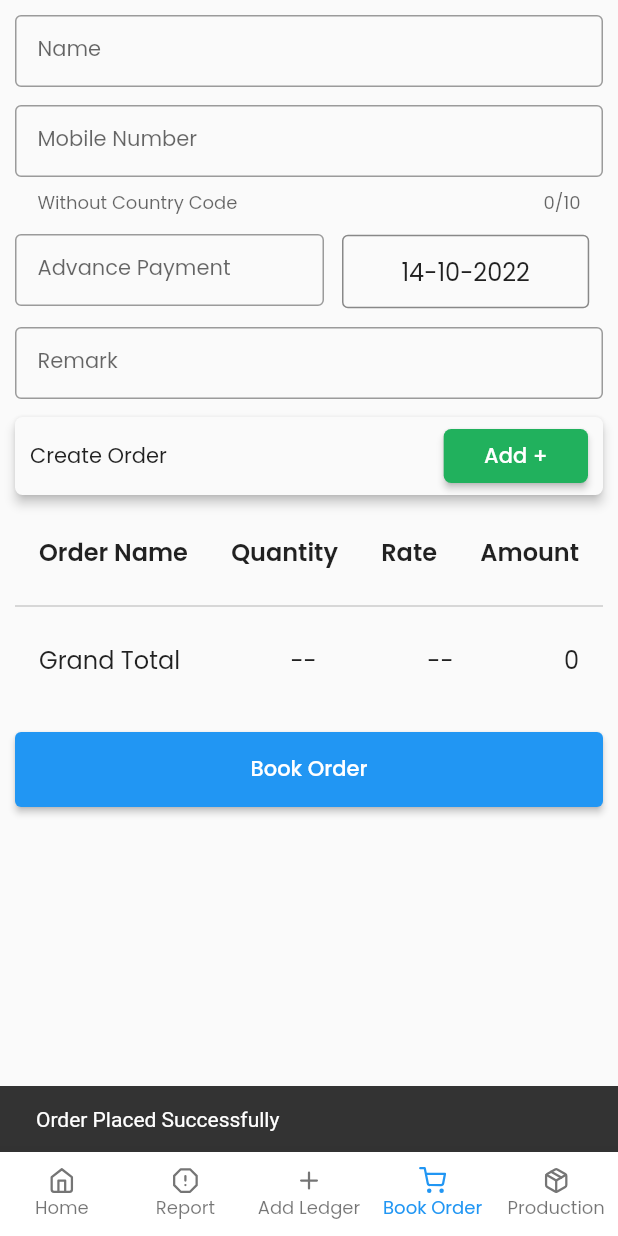
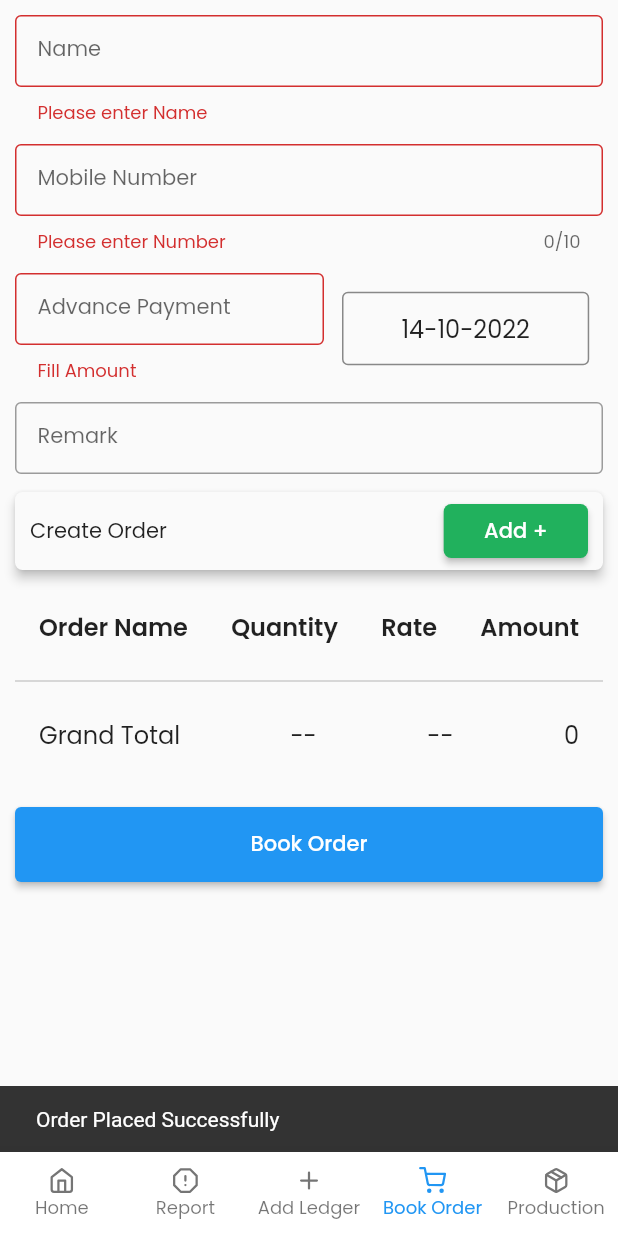
Before and after one commit to codewithdhruv22/Bl-Dairy-App-New, a Flutter app: the screen it shows after launch, item 4 of the bottom bar chosen, after a tap on "Book Order", on a phone screen of 412 x 824 dp. Run offline on Flutter 3.47's test engine with Material 2 defaults, Android fonts, the phone set to English and light mode, and no system bars; our stand-ins replace carousel_slider, cloud_firestore, firebase_core, flutter_feather_icons, flutter_riverpod, google_fonts and 3 more; missing offline and left inert: textfield_search; accounts and stored records are empty; network calls fail.

Commit message:
validation added in book order

```diff
--- a/lib/view/screens/book_order.dart
+++ b/lib/view/screens/book_order.dart
@@ -21,7 +21,6 @@ class _BookOrderScreenState extends ConsumerState<BookOrderScreen> {
   TextEditingController mobileNumberController = TextEditingController();
   TextEditingController advancePaymentController = TextEditingController();
   TextEditingController remarkController = TextEditingController();
-
 
   TextEditingController bQuantityController = TextEditingController();
   TextEditingController bRateController = TextEditingController();
@@ -60,15 +59,10 @@ class _BookOrderScreenState extends ConsumerState<BookOrderScreen> {
     super.dispose();
   }
 
-
-
-
   List<OrderModel> OrderItemLocal = [];
   List<Map<String, dynamic>> databaseOrderItem = [];
   int grandTotal = 0;
-
-
-
+  final _formKey = GlobalKey<FormState>();
 
   @override
   Widget build(BuildContext context) {
@@ -82,10 +76,18 @@ class _BookOrderScreenState extends ConsumerState<BookOrderScreen> {
               horizontal: 10,
               vertical: 10,
             ),
+            child: Form(
+              key: _formKey,
               child: Column(
                 mainAxisAlignment: MainAxisAlignment.center,
                 children: [
                   TextFormField(
+                    validator: (value) {
+                      if (value == null || value.isEmpty) {
+                        return 'Please enter Name';
+                      }
+                      return null;
+                    },
                     decoration: const InputDecoration(
                       contentPadding:
                           EdgeInsets.symmetric(vertical: 0, horizontal: 15),
@@ -99,6 +101,12 @@ class _BookOrderScreenState extends ConsumerState<BookOrderScreen> {
                     height: 12,
                   ),
                   TextFormField(
+                    validator: (value) {
+                      if (value == null || value.isEmpty) {
+                        return 'Please enter Number';
+                      }
+                      return null;
+                    },
                     maxLength: 10,
                     keyboardType: TextInputType.number,
                     decoration: const InputDecoration(
@@ -118,11 +126,16 @@ class _BookOrderScreenState extends ConsumerState<BookOrderScreen> {
                     children: [
                       SizedBox(
                         width: MediaQuery.of(context).size.width * 0.5,
-                      height: 50,
                         child: TextFormField(
+                          validator: (value) {
+                            if (value == null || value.isEmpty) {
+                              return 'Fill Amount';
+                            }
+                            return null;
+                          },
                           decoration: const InputDecoration(
-                          contentPadding:
-                              EdgeInsets.symmetric(vertical: 0, horizontal: 15),
+                            contentPadding: EdgeInsets.symmetric(
+                                vertical: 0, horizontal: 15),
                             labelStyle: TextStyle(fontSize: 14),
                             labelText: 'Advance Payment',
                             border: OutlineInputBorder(),
@@ -188,13 +201,16 @@ class _BookOrderScreenState extends ConsumerState<BookOrderScreen> {
                           const Text('Create Order'),
                           ElevatedButton(
                             onPressed: () {
-                            TextEditingController bProductNameController = new TextEditingController();
+                              TextEditingController bProductNameController =
+                                  TextEditingController();
 
-
-                            bProductNameController.addListener(() async{
-                              final String value = bProductNameController.value.text;
+                              bProductNameController.addListener(() async {
+                                final String value =
+                                    bProductNameController.value.text;
                                 searchList.clear();
-                              searchList.addAll(await BookOrderController.fetchItems(value));
+                                searchList.addAll(
+                                    await BookOrderController.fetchItems(
+                                        value));
                                 setState(() {
                                   print(searchList);
                                 });
@@ -234,15 +250,15 @@ class _BookOrderScreenState extends ConsumerState<BookOrderScreen> {
                                         child: Column(
                                           children: [
                                             TextFieldSearch(
-
+                                              itemsInView: 10,
                                               initialList: searchList,
                                               label: 'Product Name',
-                                            controller: bProductNameController,
+                                              controller:
+                                                  bProductNameController,
                                               decoration: const InputDecoration(
                                                 labelText: 'Product Name',
                                                 border: OutlineInputBorder(),
                                               ),
-
                                             ),
                                             // TextFormField(
                                             //   decoration: const InputDecoration(
@@ -266,7 +282,8 @@ class _BookOrderScreenState extends ConsumerState<BookOrderScreen> {
                                             ),
                                             Row(
                                               mainAxisAlignment:
-                                                MainAxisAlignment.spaceBetween,
+                                                  MainAxisAlignment
+                                                      .spaceBetween,
                                               children: [
                                                 Expanded(
                                                   child: TextFormField(
@@ -278,8 +295,8 @@ class _BookOrderScreenState extends ConsumerState<BookOrderScreen> {
                                                           EdgeInsets.symmetric(
                                                               vertical: 0,
                                                               horizontal: 15),
-                                                    labelStyle:
-                                                        TextStyle(fontSize: 14),
+                                                      labelStyle: TextStyle(
+                                                          fontSize: 14),
                                                       labelText: 'Quantity',
                                                       border:
                                                           OutlineInputBorder(),
@@ -299,8 +316,8 @@ class _BookOrderScreenState extends ConsumerState<BookOrderScreen> {
                                                           EdgeInsets.symmetric(
                                                               vertical: 0,
                                                               horizontal: 15),
-                                                    labelStyle:
-                                                        TextStyle(fontSize: 14),
+                                                      labelStyle: TextStyle(
+                                                          fontSize: 14),
                                                       labelText: 'Rate',
                                                       border:
                                                           OutlineInputBorder(),
@@ -331,8 +348,8 @@ class _BookOrderScreenState extends ConsumerState<BookOrderScreen> {
                                                           EdgeInsets.symmetric(
                                                               vertical: 0,
                                                               horizontal: 15),
-                                                    labelStyle:
-                                                        TextStyle(fontSize: 14),
+                                                      labelStyle: TextStyle(
+                                                          fontSize: 14),
                                                       labelText: 'Amount',
                                                       border:
                                                           OutlineInputBorder(),
@@ -349,7 +366,8 @@ class _BookOrderScreenState extends ConsumerState<BookOrderScreen> {
                                                             .toString();
                                                       });
                                                     },
-                                                  controller: bAmountController,
+                                                    controller:
+                                                        bAmountController,
                                                   ),
                                                 ),
                                               ],
@@ -360,7 +378,8 @@ class _BookOrderScreenState extends ConsumerState<BookOrderScreen> {
                                             //
                                             Row(
                                               mainAxisAlignment:
-                                                MainAxisAlignment.spaceBetween,
+                                                  MainAxisAlignment
+                                                      .spaceBetween,
                                               children: [
                                                 Expanded(
                                                   child: SizedBox(
@@ -374,11 +393,14 @@ class _BookOrderScreenState extends ConsumerState<BookOrderScreen> {
                                                         FeatherIcons.trash2,
                                                         size: 18,
                                                       ),
-                                                    label: const Text('Delete'),
+                                                      label:
+                                                          const Text('Delete'),
                                                       style: ElevatedButton
                                                           .styleFrom(
-                                                      padding: const EdgeInsets
-                                                          .fromLTRB(0, 4, 0, 4),
+                                                        padding:
+                                                            const EdgeInsets
+                                                                    .fromLTRB(
+                                                                0, 4, 0, 4),
                                                         backgroundColor:
                                                             MyColors.red,
                                                         shape:
@@ -419,7 +441,8 @@ class _BookOrderScreenState extends ConsumerState<BookOrderScreen> {
                                                               OrderName:
                                                                   bProductNameController
                                                                       .text));
-                                                        databaseOrderItem.add({
+                                                          databaseOrderItem
+                                                              .add({
                                                             "Rate": int.parse(
                                                                 bRateController
                                                                     .text),
@@ -438,7 +461,8 @@ class _BookOrderScreenState extends ConsumerState<BookOrderScreen> {
                                                         bQuantityController
                                                             .clear();
                                                         bRateController.clear();
-                                                      bAmountController.clear();
+                                                        bAmountController
+                                                            .clear();
                                                         Navigator.pop(context);
                                                       },
                                                       icon: const Icon(
@@ -537,7 +561,8 @@ class _BookOrderScreenState extends ConsumerState<BookOrderScreen> {
                             return ListTile(
                               title: Row(
                                 crossAxisAlignment: CrossAxisAlignment.start,
-                              mainAxisAlignment: MainAxisAlignment.spaceBetween,
+                                mainAxisAlignment:
+                                    MainAxisAlignment.spaceBetween,
                                 children: [
                                   Text(item.OrderName),
                                   Text(item.Quantity.toString()),
@@ -567,6 +592,15 @@ class _BookOrderScreenState extends ConsumerState<BookOrderScreen> {
                         width: double.infinity,
                         child: ElevatedButton(
                           onPressed: () {
+                            // Validate returns true if the form is valid, or false otherwise.
+                            if (_formKey.currentState!.validate()) {
+                              // If the form is valid, display a snackbar. In the real world,
+                              // you'd often call a server or save the information in a database.
+                              ScaffoldMessenger.of(context).showSnackBar(
+                                const SnackBar(
+                                    content: Text('Processing Data')),
+                              );
+                            }
                             BookOrderController.addOrder(Order(
                               CustomerName: fullNameController.text,
                               MobileNumber: mobileNumberController.text,
@@ -588,7 +622,8 @@ class _BookOrderScreenState extends ConsumerState<BookOrderScreen> {
 
                             ScaffoldMessenger.of(context).showSnackBar(
                                 const SnackBar(
-                                  content: Text('Order Placed Successfully')));
+                                    content:
+                                        Text('Order Placed Successfully')));
                           },
                           child: const Text("Book Order"),
                         ),
@@ -596,6 +631,7 @@ class _BookOrderScreenState extends ConsumerState<BookOrderScreen> {
                     ],
                   ),
                 ],
+              ),
             ),
           ),
         ),
```
Lines whose indentation alone changed are shown as unchanged.
